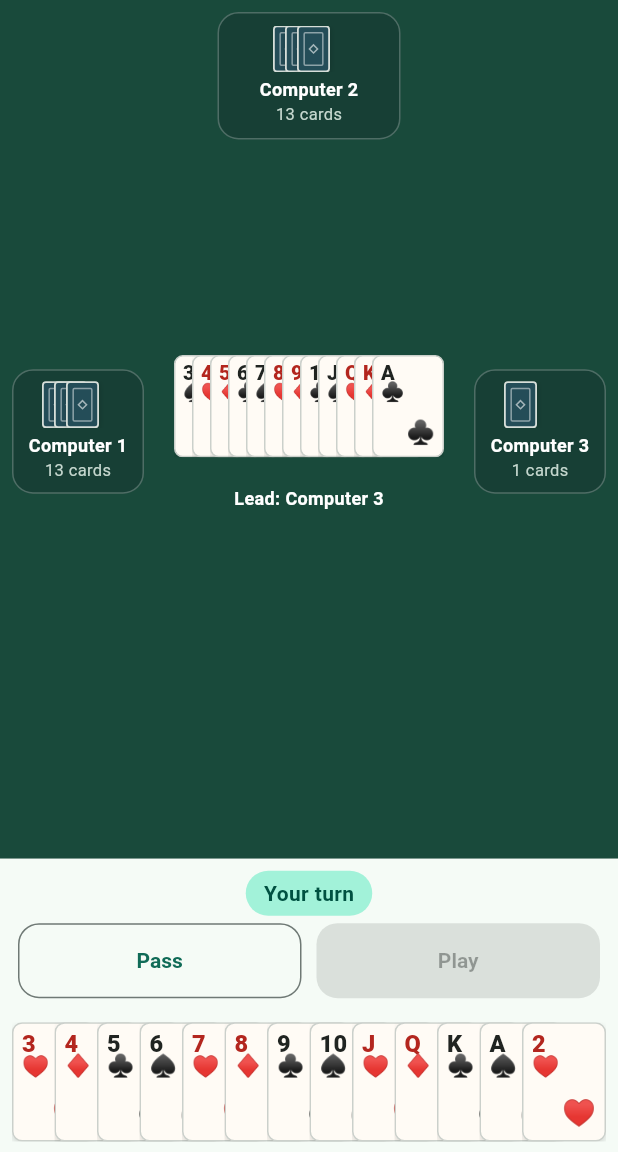
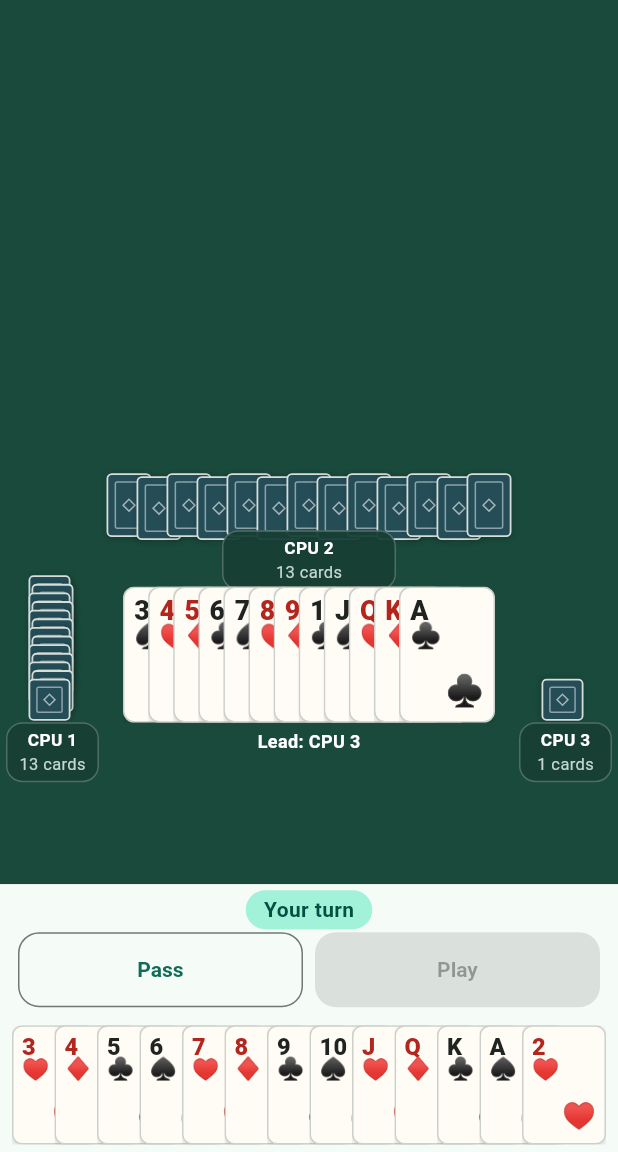
Before and after one commit to mark-hallnc/thirteen-south, a Flutter app: the GameScreen screen opened directly, on a phone screen of 412 x 824 dp, the part 84-1236 px from its top. Run offline on Flutter 3.47's test engine with Material 3 defaults, Android fonts, the phone set to English and light mode, and no system bars; our stand-ins replace shared_preferences; accounts and stored records are empty; statements that could not run were skipped.

Commit message:
UI refinement

```diff
--- a/lib/l10n/app_en.arb
+++ b/lib/l10n/app_en.arb
@@ -12,7 +12,7 @@
   "vietnamese": "Vietnamese",
   "you": "You",
   "player": "Player",
-  "computer": "Computer {number}",
+  "computer": "CPU {number}",
   "@computer": {"placeholders": {"number": {"type": "int"}}},
   "yourTurn": "Your turn",
   "playerTurn": "{player}'s turn",
--- a/lib/l10n/app_localizations.dart
+++ b/lib/l10n/app_localizations.dart
@@ -173,7 +173,7 @@ abstract class AppLocalizations {
   /// No description provided for @computer.
   ///
   /// In en, this message translates to:
-  /// **'Computer {number}'**
+  /// **'CPU {number}'**
   String computer(int number);
 
   /// No description provided for @yourTurn.
--- a/lib/l10n/app_localizations_en.dart
+++ b/lib/l10n/app_localizations_en.dart
@@ -46,7 +46,7 @@ class AppLocalizationsEn extends AppLocalizations {
 
   @override
   String computer(int number) {
-    return 'Computer $number';
+    return 'CPU $number';
   }
 
   @override
--- a/lib/l10n/app_localizations_vi.dart
+++ b/lib/l10n/app_localizations_vi.dart
@@ -46,7 +46,7 @@ class AppLocalizationsVi extends AppLocalizations {
 
   @override
   String computer(int number) {
-    return 'Máy $number';
+    return 'CPU $number';
   }
 
   @override
--- a/lib/l10n/app_vi.arb
+++ b/lib/l10n/app_vi.arb
@@ -12,7 +12,7 @@
   "vietnamese": "Tiếng Việt",
   "you": "Bạn",
   "player": "Người chơi",
-  "computer": "Máy {number}",
+  "computer": "CPU {number}",
   "@computer": {"placeholders": {"number": {"type": "int"}}},
   "yourTurn": "Lượt của bạn",
   "playerTurn": "Lượt của {player}",
--- a/lib/screens/game_screen.dart
+++ b/lib/screens/game_screen.dart
@@ -1,4 +1,5 @@
 import 'dart:async';
+import 'dart:math' as math;
 
 import 'package:flutter/material.dart';
 import 'package:tien_len/l10n/app_localizations.dart';
@@ -152,7 +153,7 @@ class _GameScreenState extends State<GameScreen> {
                 ),
                 Container(
                   color: Theme.of(context).colorScheme.surface,
-                  padding: const EdgeInsets.fromLTRB(12, 8, 12, 4),
+                  padding: const EdgeInsets.fromLTRB(12, 4, 12, 2),
                   child: Column(
                     mainAxisSize: MainAxisSize.min,
                     children: [
@@ -160,7 +161,7 @@ class _GameScreenState extends State<GameScreen> {
                         duration: const Duration(milliseconds: 180),
                         padding: const EdgeInsets.symmetric(
                           horizontal: 12,
-                          vertical: 5,
+                          vertical: 3,
                         ),
                         decoration: BoxDecoration(
                           color: humanTurn
@@ -185,7 +186,7 @@ class _GameScreenState extends State<GameScreen> {
                           ),
                         ),
                       ),
-                      const SizedBox(height: 5),
+                      const SizedBox(height: 2),
                       Row(
                         children: [
                           Expanded(
@@ -198,7 +199,7 @@ class _GameScreenState extends State<GameScreen> {
                               child: Text(loc.pass),
                             ),
                           ),
-                          const SizedBox(width: 10),
+                          const SizedBox(width: 8),
                           Expanded(
                             child: FilledButton(
                               key: const ValueKey('play-button'),
@@ -215,7 +216,7 @@ class _GameScreenState extends State<GameScreen> {
                 ),
                 Container(
                   color: Theme.of(context).colorScheme.surface,
-                  padding: const EdgeInsets.fromLTRB(8, 0, 8, 5),
+                  padding: const EdgeInsets.fromLTRB(8, 0, 8, 3),
                   child: PlayerHand(
                     cards: human.hand,
                     selectedCards: _selected,
@@ -255,15 +256,16 @@ class _TableSurface extends StatelessWidget {
     final state = engine.state;
     final opponents = engine.players.skip(1).toList();
 
-    OpponentPanel opponent(Player player, {bool compact = false}) {
+    OpponentPanel opponent(Player player, OpponentPosition position) {
       return OpponentPanel(
+        opponentId: player.id,
         name: nameFor(player),
         cardCount: player.cardsRemaining,
         cardsLabel: loc.cards,
         passedLabel: loc.passed,
         isPassed: state.hasPassed(player.id),
         isActive: state.isActive && state.currentPlayer == player,
-        compact: compact,
+        position: position,
       );
     }
 
@@ -282,32 +284,69 @@ class _TableSurface extends StatelessWidget {
       ),
       child: LayoutBuilder(
         builder: (context, constraints) {
-          final compact = constraints.maxWidth < 360;
+          final topWidth = math.max(220.0, constraints.maxWidth - 20);
+          final clusterHeight = math.min(270.0, constraints.maxHeight - 8);
+          final clusterTop = math.max(
+            4.0,
+            constraints.maxHeight - clusterHeight - 4,
+          );
+          final sideHeight = math.max(
+            112.0,
+            math.min(138.0, clusterHeight * .52),
+          );
+          final centerWidth = math.max(
+            170.0,
+            math.min(248.0, constraints.maxWidth - 136),
+          );
           return Stack(
             children: [
               Positioned(
-                top: 8,
+                top: clusterTop,
                 left: 0,
                 right: 0,
-                child: Center(child: opponent(opponents[1], compact: compact)),
+                child: Center(
+                  child: SizedBox(
+                    width: topWidth,
+                    height: 78,
+                    child: opponent(opponents[1], OpponentPosition.top),
+                  ),
+                ),
               ),
               Positioned(
-                left: 8,
-                top: constraints.maxHeight * .43,
-                child: opponent(opponents[0], compact: true),
+                left: 4,
+                top: clusterTop + 68,
+                child: SizedBox(
+                  width: 62,
+                  height: sideHeight,
+                  child: opponent(opponents[0], OpponentPosition.left),
+                ),
               ),
               Positioned(
-                right: 8,
-                top: constraints.maxHeight * .43,
-                child: opponent(opponents[2], compact: true),
+                right: 4,
+                top: clusterTop + 68,
+                child: SizedBox(
+                  width: 62,
+                  height: sideHeight,
+                  child: opponent(opponents[2], OpponentPosition.right),
+                ),
               ),
-              Center(
-                child: TableMoveArea(
-                  cards: state.currentTableMove?.cards ?? const <PlayingCard>[],
-                  emptyLabel: loc.leadAPlay,
-                  ownerLabel: state.currentMovePlayer == null
-                      ? null
-                      : loc.lead(nameFor(state.currentMovePlayer!)),
+              Positioned(
+                top: clusterTop + 64,
+                left: 0,
+                right: 0,
+                child: Center(
+                  child: SizedBox(
+                    width: centerWidth,
+                    child: TableMoveArea(
+                      cards:
+                          state.currentTableMove?.cards ??
+                          const <PlayingCard>[],
+                      emptyLabel: loc.leadAPlay,
+                      ownerLabel: state.currentMovePlayer == null
+                          ? null
+                          : loc.lead(nameFor(state.currentMovePlayer!)),
+                    ),
+                  ),
                 ),
               ),
             ],
--- a/lib/widgets/game_table_widgets.dart
+++ b/lib/widgets/game_table_widgets.dart
@@ -5,80 +5,155 @@ import 'package:flutter/material.dart';
 import '../models/playing_card.dart';
 import 'playing_card_widget.dart';
 
+enum OpponentPosition { top, left, right }
+
+class OpponentHand extends StatelessWidget {
+  const OpponentHand({
+    super.key,
+    required this.opponentId,
+    required this.cardCount,
+    required this.position,
+  });
+
+  final String opponentId;
+  final int cardCount;
+  final OpponentPosition position;
+
+  @override
+  Widget build(BuildContext context) {
+    final isTop = position == OpponentPosition.top;
+    final cardWidth = isTop ? 30.0 : 28.0;
+    final cardHeight = cardWidth * 1.42;
+    final paintedWidth = isTop ? cardWidth : cardHeight;
+    final paintedHeight = isTop ? cardHeight : cardWidth;
+
+    return LayoutBuilder(
+      builder: (context, constraints) {
+        final availableExtent = isTop
+            ? constraints.maxWidth
+            : constraints.maxHeight;
+        final cardExtent = isTop ? paintedWidth : paintedHeight;
+        final step = cardCount <= 1
+            ? 0.0
+            : math.max(
+                3.5,
+                math.min(
+                  isTop ? 20.0 : 10.0,
+                  (availableExtent - cardExtent) / (cardCount - 1),
+                ),
+              );
+        final fanExtent = cardCount == 0
+            ? 0.0
+            : math.min(availableExtent, cardExtent + step * (cardCount - 1));
+
+        return SizedBox(
+          width: isTop ? fanExtent : paintedWidth + 4,
+          height: isTop ? paintedHeight + 3 : fanExtent,
+          child: Stack(
+            clipBehavior: Clip.none,
+            children: [
+              for (var index = 0; index < cardCount; index++)
+                Positioned(
+                  left: isTop ? index * step : (index.isEven ? 0 : 2),
+                  top: isTop ? (index.isEven ? 0 : 2) : index * step,
+                  child: SizedBox(
+                    width: paintedWidth,
+                    height: paintedHeight,
+                    child: Center(
+                      child: Transform.rotate(
+                        key: ValueKey(
+                          'opponent-$opponentId-card-rotation-$index',
+                        ),
+                        angle: position == OpponentPosition.left
+                            ? -math.pi / 2
+                            : position == OpponentPosition.right
+                            ? math.pi / 2
+                            : 0,
+                        child: CardBackWidget(
+                          key: ValueKey(
+                            'opponent-$opponentId-card-back-$index',
+                          ),
+                          width: cardWidth,
+                        ),
+                      ),
+                    ),
+                  ),
+                ),
+            ],
+          ),
+        );
+      },
+    );
+  }
+}
+
 class OpponentPanel extends StatelessWidget {
   const OpponentPanel({
     super.key,
+    required this.opponentId,
     required this.name,
     required this.cardCount,
     required this.cardsLabel,
     required this.passedLabel,
     required this.isPassed,
     required this.isActive,
-    this.compact = false,
+    required this.position,
   });
 
+  final String opponentId;
   final String name;
   final int cardCount;
   final String cardsLabel;
   final String passedLabel;
   final bool isPassed;
   final bool isActive;
-  final bool compact;
+  final OpponentPosition position;
 
   @override
   Widget build(BuildContext context) {
-    final panel = AnimatedContainer(
+    final isTop = position == OpponentPosition.top;
+    final panel = Column(
+      mainAxisSize: MainAxisSize.min,
+      children: [
+        Expanded(
+          child: Align(
+            alignment: Alignment.bottomCenter,
+            child: OpponentHand(
+              opponentId: opponentId,
+              cardCount: cardCount,
+              position: position,
+            ),
+          ),
+        ),
+        const SizedBox(height: 1),
+        AnimatedContainer(
           duration: const Duration(milliseconds: 180),
-      width: compact ? 88 : 122,
-      padding: EdgeInsets.symmetric(
-        horizontal: compact ? 7 : 10,
-        vertical: compact ? 7 : 8,
-      ),
+          width: isTop ? 116 : 62,
+          padding: const EdgeInsets.symmetric(horizontal: 4, vertical: 3),
           decoration: BoxDecoration(
-        color: const Color(0xFF173E34).withValues(alpha: .92),
-        borderRadius: BorderRadius.circular(14),
+            color: const Color(0xFF173E34).withValues(alpha: .94),
+            borderRadius: BorderRadius.circular(11),
             border: Border.all(
               width: isActive ? 2 : 1,
               color: isActive ? const Color(0xFFA9D5BD) : Colors.white24,
             ),
-        boxShadow: isActive
-            ? [
-                BoxShadow(
-                  color: Colors.black.withValues(alpha: .2),
-                  blurRadius: 8,
-                ),
-              ]
-            : null,
           ),
           child: Column(
             mainAxisSize: MainAxisSize.min,
             children: [
-          SizedBox(
-            height: 31,
-            width: 48,
-            child: Stack(
-              children: [
-                for (var index = 0; index < math.min(cardCount, 3); index++)
-                  Positioned(
-                    left: index * 8,
-                    child: const CardBackWidget(width: 22),
-                  ),
-              ],
-            ),
-          ),
-          const SizedBox(height: 3),
               Text(
                 name,
                 maxLines: 1,
-            overflow: TextOverflow.ellipsis,
+                overflow: TextOverflow.clip,
                 style: const TextStyle(
                   color: Colors.white,
-              fontSize: 12,
+                  fontSize: 11.5,
                   fontWeight: FontWeight.w700,
                 ),
               ),
               Text(
                 '$cardCount $cardsLabel',
+                key: ValueKey('opponent-$opponentId-card-count'),
                 style: const TextStyle(color: Color(0xFFC5D7CE), fontSize: 11),
               ),
               if (isPassed)
@@ -92,6 +167,8 @@ class OpponentPanel extends StatelessWidget {
                 ),
             ],
           ),
+        ),
+      ],
     );
     return Semantics(
       label: '$name, $cardCount $cardsLabel${isPassed ? ', $passedLabel' : ''}',
@@ -115,7 +192,8 @@ class TableMoveArea extends StatelessWidget {
 
   @override
   Widget build(BuildContext context) {
-    return AnimatedSwitcher(
+    return LayoutBuilder(
+      builder: (context, outerConstraints) => AnimatedSwitcher(
         duration: const Duration(milliseconds: 240),
         switchInCurve: Curves.easeOut,
         transitionBuilder: (child, animation) => FadeTransition(
@@ -127,7 +205,7 @@ class TableMoveArea extends StatelessWidget {
         ),
         child: SizedBox(
           key: ValueKey(Object.hashAll(cards)),
-        width: 190,
+          width: outerConstraints.maxWidth,
           height: 132,
           child: cards.isEmpty
               ? Center(
@@ -144,15 +222,15 @@ class TableMoveArea extends StatelessWidget {
                   mainAxisAlignment: MainAxisAlignment.center,
                   children: [
                     SizedBox(
-                    width: 180,
-                    height: 92,
+                      width: outerConstraints.maxWidth,
+                      height: 98,
                       child: LayoutBuilder(
                         builder: (context, constraints) {
-                        const cardWidth = 48.0;
+                          const cardWidth = 64.0;
                           final step = cards.length <= 1
                               ? 0.0
                               : math.min(
-                                34.0,
+                                  43.0,
                                   (constraints.maxWidth - cardWidth) /
                                       (cards.length - 1),
                                 );
@@ -163,7 +241,7 @@ class TableMoveArea extends StatelessWidget {
                               for (var index = 0; index < cards.length; index++)
                                 Positioned(
                                   left: start + index * step,
-                                top: 5,
+                                  top: 3,
                                   child: PlayingCardWidget(
                                     card: cards[index],
                                     width: cardWidth,
@@ -188,6 +266,7 @@ class TableMoveArea extends StatelessWidget {
                   ],
                 ),
         ),
+      ),
     );
   }
 }
--- a/lib/widgets/player_hand.dart
+++ b/lib/widgets/player_hand.dart
@@ -26,7 +26,7 @@ class PlayerHand extends StatelessWidget {
         final cardWidth = constraints.maxWidth < 350 ? 50.0 : 56.0;
         final cardHeight = cardWidth * 1.42;
         final count = cards.length;
-        final naturalStep = cardWidth * .72;
+        final naturalStep = cardWidth * .64;
         final fitStep = count <= 1
             ? 0.0
             : (constraints.maxWidth - cardWidth) / (count - 1);
@@ -37,7 +37,7 @@ class PlayerHand extends StatelessWidget {
         final start = math.max(0.0, (constraints.maxWidth - handWidth) / 2);
 
         return SizedBox(
-          height: cardHeight + 14,
+          height: cardHeight + 12,
           child: Stack(
             clipBehavior: Clip.none,
             children: [
@@ -47,7 +47,7 @@ class PlayerHand extends StatelessWidget {
                   duration: const Duration(milliseconds: 160),
                   curve: Curves.easeOutCubic,
                   left: start + index * step,
-                  top: selectedCards.contains(cards[index]) ? 0 : 12,
+                  top: selectedCards.contains(cards[index]) ? 0 : 10,
                   child: PlayingCardWidget(
                     card: cards[index],
                     width: cardWidth,
```
Also changed, not shown: 1 other file. Lines whose indentation alone changed are shown as unchanged.
